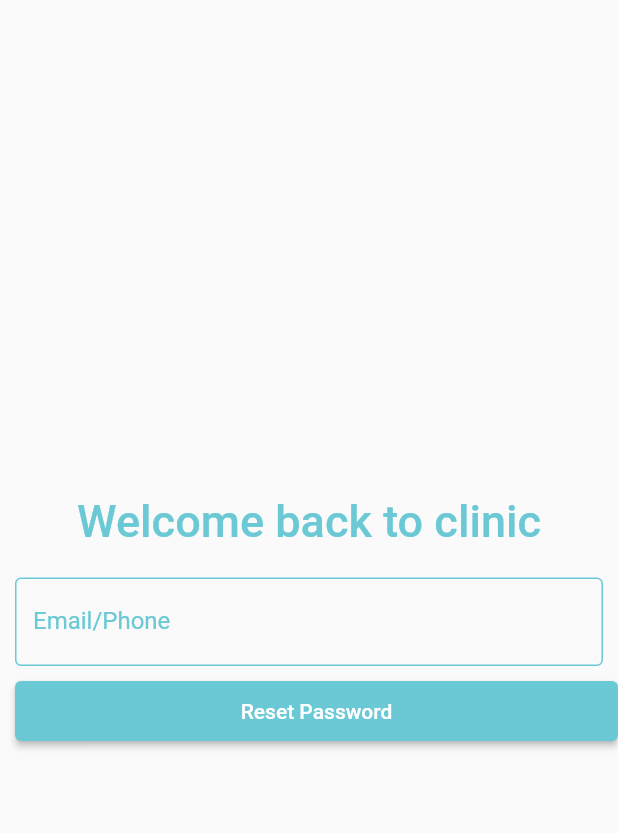
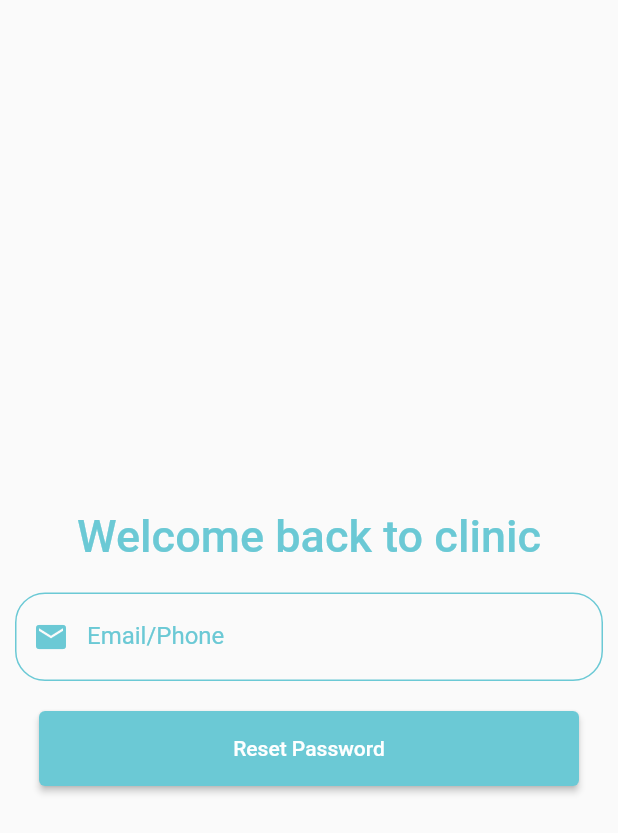
Before and after one commit to hossamabdulmagid/clinic-app, a Flutter app: the screen it shows after launch, after a tap on "Forgot Password", on a phone screen of 412 x 824 dp. Shown: the top 833 px of the screen. Run offline on Flutter 3.47's test engine with Material 2 defaults, Android fonts, the phone set to English and light mode, and no system bars; our stand-ins replace dio.

Commit message:
updated Icon With TextFeild

```diff
--- a/lib/pages/forgetpassord_page.dart
+++ b/lib/pages/forgetpassord_page.dart
@@ -37,6 +37,9 @@ class _ForgetPageState extends State<ForgetPage> {
       body: Column(
         mainAxisAlignment: MainAxisAlignment.center,
         children: <Widget>[
+          const SizedBox(
+            height: 30,
+          ),
           Container(
               alignment: Alignment.center,
               padding: const EdgeInsets.all(10),
@@ -48,11 +51,19 @@ class _ForgetPageState extends State<ForgetPage> {
                     fontSize: 30),
               )),
           Container(
+            alignment: Alignment.center,
             padding: const EdgeInsets.all(10),
             child: TextField(
               controller: email,
               decoration: const InputDecoration(
+                prefixIcon: Icon(
+                  Icons.email,
+                  color: Color.fromRGBO(107, 201, 213, 1),
+                ),
                 enabledBorder: OutlineInputBorder(
+                  borderRadius: BorderRadius.all(
+                    Radius.circular(20.0),
+                  ),
                   borderSide:
                       BorderSide(color: Color.fromRGBO(107, 201, 213, 1)),
                 ),
@@ -67,13 +78,18 @@ class _ForgetPageState extends State<ForgetPage> {
               ),
             ),
           ),
+          const SizedBox(
+            height: 10,
+          ),
           Container(
+              constraints:
+                  const BoxConstraints.tightFor(width: 380, height: 50),
               height: 50,
-              padding: const EdgeInsets.fromLTRB(10, 0, 0, 10),
+              padding: const EdgeInsets.fromLTRB(10, 0, 10, 0),
               child: ElevatedButton(
                 style: ElevatedButton.styleFrom(
                   primary: const Color.fromRGBO(107, 201, 213, 1),
-                  minimumSize: const Size.fromHeight(40),
+                  // minimumSize: const Size.fromHeight(5),
                 ),
                 onPressed: () {
                   Navigator.pop(context,
--- a/lib/pages/login_page.dart
+++ b/lib/pages/login_page.dart
@@ -58,7 +58,14 @@ class _LoginPageState extends State<LoginPage> {
               child: TextField(
                 controller: nameController,
                 decoration: const InputDecoration(
+                  prefixIcon: Icon(
+                    Icons.email,
+                    color: Color.fromRGBO(107, 201, 213, 1),
+                  ),
                   enabledBorder: OutlineInputBorder(
+                    borderRadius: BorderRadius.all(
+                      Radius.circular(20.0),
+                    ),
                     borderSide:
                         BorderSide(color: Color.fromRGBO(107, 201, 213, 1)),
                   ),
@@ -79,7 +86,14 @@ class _LoginPageState extends State<LoginPage> {
                 obscureText: true,
                 controller: passwordController,
                 decoration: const InputDecoration(
+                  prefixIcon: Icon(
+                    Icons.lock,
+                    color: Color.fromRGBO(107, 201, 213, 1),
+                  ),
                   enabledBorder: OutlineInputBorder(
+                    borderRadius: BorderRadius.all(
+                      Radius.circular(20.0),
+                    ),
                     borderSide:
                         BorderSide(color: Color.fromRGBO(107, 201, 213, 1)),
                   ),
@@ -106,6 +120,8 @@ class _LoginPageState extends State<LoginPage> {
                   style: TextStyle(color: Color.fromRGBO(107, 201, 213, 1))),
             ),
             Container(
+                constraints:
+                    const BoxConstraints.tightFor(width: 370, height: 50),
                 height: 50,
                 padding: const EdgeInsets.fromLTRB(10, 0, 10, 0),
                 child: ElevatedButton(
```
